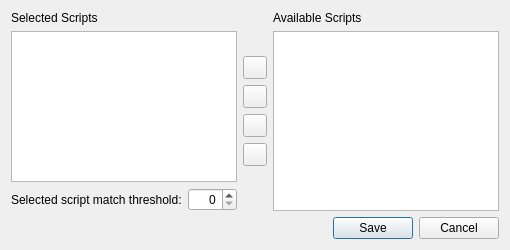
Qt form ui/exception_script_selector.ui (metabrainz/picard) before a commit.
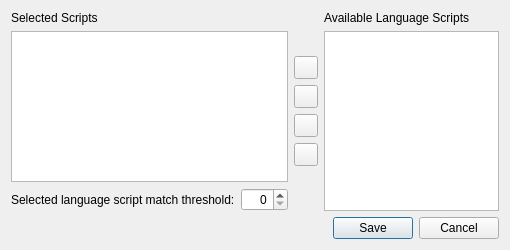
The same form after that commit. Icons and pictures are not drawn.

Commit message: Clarify script types in strings in the UI files

Patch:
```diff
--- a/ui/exception_script_selector.ui
+++ b/ui/exception_script_selector.ui
@@ -58,7 +58,7 @@
          <item>
           <widget class="QLabel" name="threshold_label">
            <property name="text">
-            <string>Selected script match threshold:</string>
+            <string>Selected language script match threshold:</string>
            </property>
           </widget>
          </item>
@@ -179,7 +179,7 @@
        <item>
         <widget class="QLabel" name="label_2">
          <property name="text">
-          <string>Available Scripts</string>
+          <string>Available Language Scripts</string>
          </property>
         </widget>
        </item>
```
Left out of the diff: 10 changed lines with no effect on the pictures. The commit also changes 9 other files.
